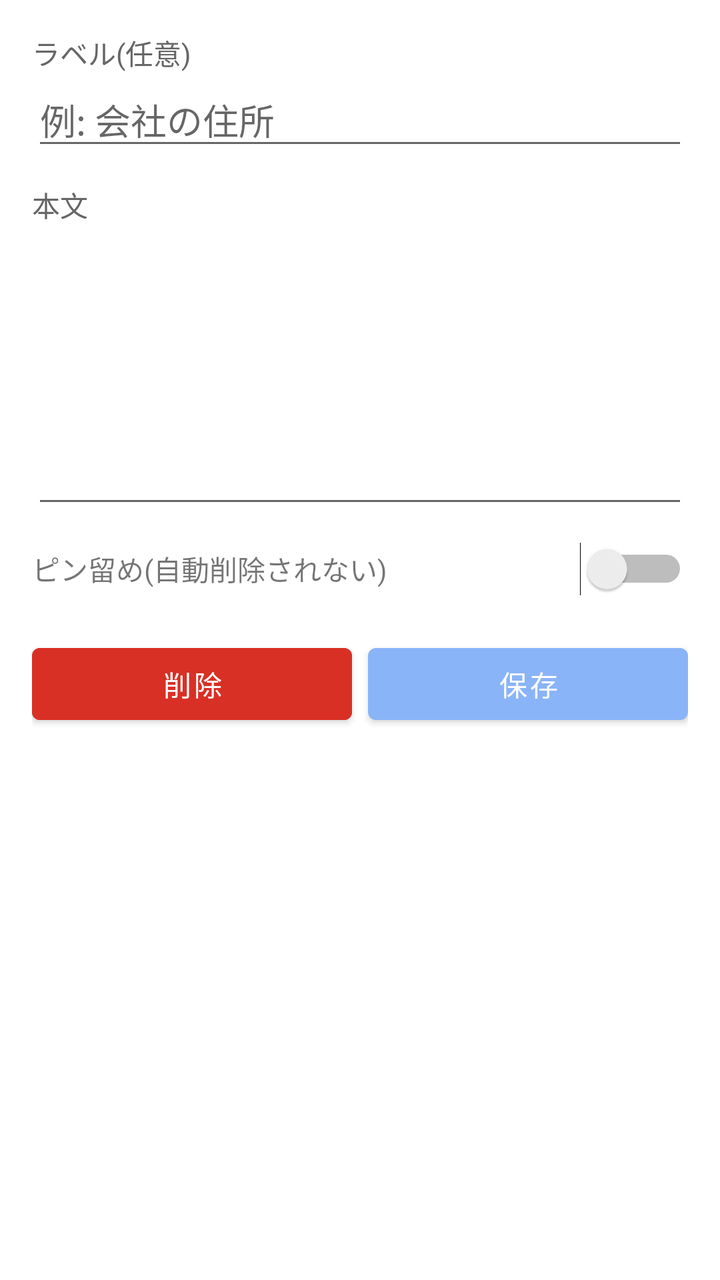
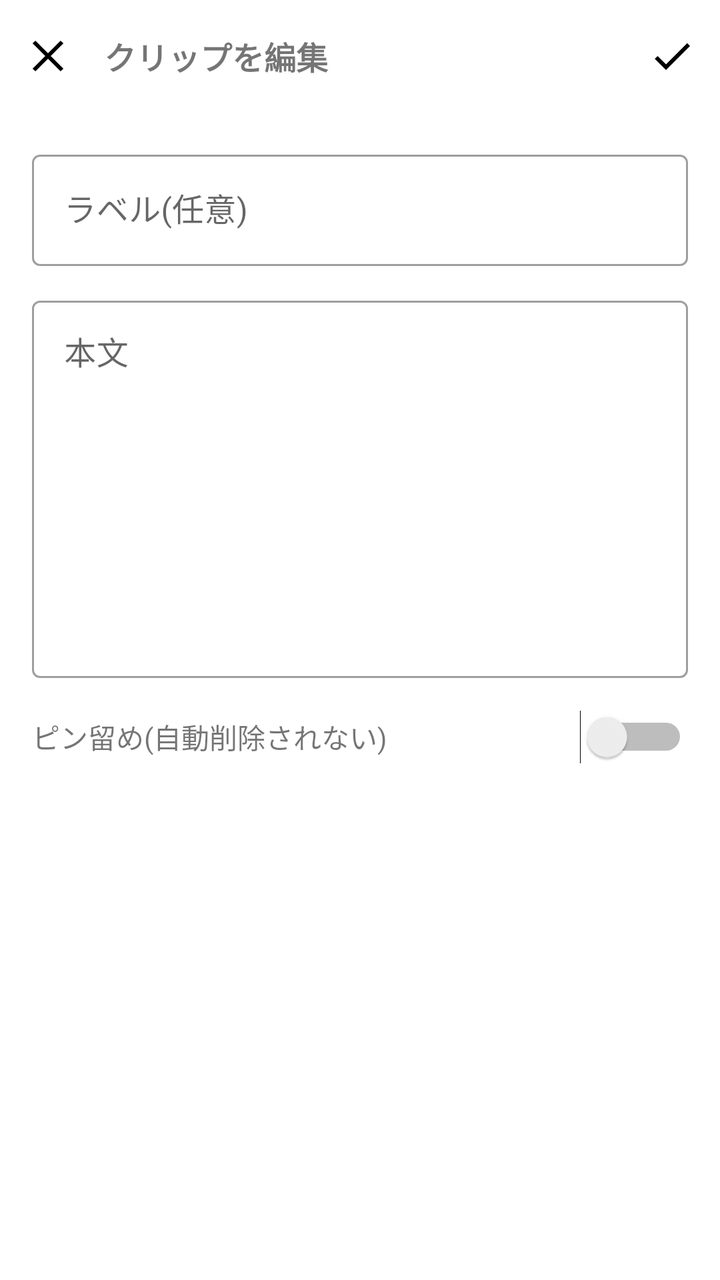

Screens rendered from an Android XML layout before and after an edit, with the pre-edit source and the edit as a unified diff.
<!-- AndroidManifest.xml: application theme Theme.ClipKeyboard -->
<!-- res/layout/activity_edit_clip.xml -->
<?xml version="1.0" encoding="utf-8"?>
<ScrollView xmlns:android="http://schemas.android.com/apk/res/android"
    android:layout_width="match_parent"
    android:layout_height="match_parent">

    <LinearLayout
        android:layout_width="match_parent"
        android:layout_height="wrap_content"
        android:orientation="vertical"
        android:padding="16dp">

        <TextView
            android:layout_width="match_parent"
            android:layout_height="wrap_content"
            android:text="ラベル(任意)"
            android:textColor="#666666"/>
        <EditText
            android:id="@+id/edit_label"
            android:layout_width="match_parent"
            android:layout_height="wrap_content"
            android:hint="例: 会社の住所"/>

        <TextView
            android:layout_width="match_parent"
            android:layout_height="wrap_content"
            android:layout_marginTop="12dp"
            android:text="本文"
            android:textColor="#666666"/>
        <EditText
            android:id="@+id/edit_body"
            android:layout_width="match_parent"
            android:layout_height="wrap_content"
            android:minLines="6"
            android:gravity="top|start"
            android:inputType="textMultiLine"/>

        <LinearLayout
            android:layout_width="match_parent"
            android:layout_height="wrap_content"
            android:orientation="horizontal"
            android:gravity="center_vertical"
            android:layout_marginTop="12dp">
            <TextView
                android:layout_width="0dp"
                android:layout_height="wrap_content"
                android:layout_weight="1"
                android:text="ピン留め(自動削除されない)"/>
            <Switch
                android:id="@+id/switch_pinned"
                android:layout_width="wrap_content"
                android:layout_height="wrap_content"/>
        </LinearLayout>

        <LinearLayout
            android:layout_width="match_parent"
            android:layout_height="wrap_content"
            android:orientation="horizontal"
            android:layout_marginTop="20dp">

            <com.google.android.material.button.MaterialButton
                android:id="@+id/btn_delete"
                android:layout_width="0dp"
                android:layout_height="wrap_content"
                android:layout_weight="1"
                android:layout_marginEnd="4dp"
                android:backgroundTint="#D93025"
                android:text="削除"/>

            <com.google.android.material.button.MaterialButton
                android:id="@+id/btn_save"
                android:layout_width="0dp"
                android:layout_height="wrap_content"
                android:layout_weight="1"
                android:layout_marginStart="4dp"
                android:text="保存"/>
        </LinearLayout>

    </LinearLayout>
</ScrollView>
<!-- resources referenced by this layout -->
<resources>
  <style name="Theme.ClipKeyboard" parent="Theme.MaterialComponents.DayNight.NoActionBar">
          <item name="colorPrimary">#8AB4F8</item>
          <item name="colorPrimaryDark">#1E1F22</item>
          <item name="colorAccent">#8AB4F8</item>
      </style>
</resources>

<!-- the commit's change to res/layout/activity_edit_clip.xml (unified diff, before → after) -->
@@ -1,79 +1,123 @@
 <?xml version="1.0" encoding="utf-8"?>
-<ScrollView xmlns:android="http://schemas.android.com/apk/res/android"
+<LinearLayout xmlns:android="http://schemas.android.com/apk/res/android"
+    xmlns:app="http://schemas.android.com/apk/res-auto"
     android:layout_width="match_parent"
-    android:layout_height="match_parent">
+    android:layout_height="match_parent"
+    android:orientation="vertical">
 
+    
     <LinearLayout
+        android:id="@+id/toolbar"
         android:layout_width="match_parent"
         android:layout_height="wrap_content"
-        android:orientation="vertical"
-        android:padding="16dp">
+        android:gravity="center_vertical"
+        android:orientation="horizontal"
+        android:paddingHorizontal="4dp"
+        android:paddingVertical="8dp">
+
+        <ImageButton
+            android:id="@+id/btn_back"
+            android:layout_width="40dp"
+            android:layout_height="40dp"
+            android:background="?attr/selectableItemBackgroundBorderless"
+            android:contentDescription="戻る"
+            android:padding="8dp"
+            android:src="@drawable/ic_close_24" />
 
         <TextView
-            android:layout_width="match_parent"
+            android:id="@+id/toolbar_title"
+            android:layout_width="0dp"
             android:layout_height="wrap_content"
-            android:text="ラベル(任意)"
-            android:textColor="#666666"/>
-        <EditText
-            android:id="@+id/edit_label"
-            android:layout_width="match_parent"
-            android:layout_height="wrap_content"
-            android:hint="例: 会社の住所"/>
+            android:layout_weight="1"
+            android:paddingStart="8dp"
+            android:text="クリップを編集"
+            android:textSize="16sp"
+            android:textStyle="bold" />
 
-        <TextView
-            android:layout_width="match_parent"
-            android:layout_height="wrap_content"
-            android:layout_marginTop="12dp"
-            android:text="本文"
-            android:textColor="#666666"/>
-        <EditText
-            android:id="@+id/edit_body"
-            android:layout_width="match_parent"
-            android:layout_height="wrap_content"
-            android:minLines="6"
-            android:gravity="top|start"
-            android:inputType="textMultiLine"/>
+        <ImageButton
+            android:id="@+id/btn_delete"
+            android:layout_width="40dp"
+            android:layout_height="40dp"
+            android:background="?attr/selectableItemBackgroundBorderless"
+            android:contentDescription="削除"
+            android:padding="8dp"
+            android:src="@drawable/ic_delete_24"
+            android:visibility="gone" />
+
+        <ImageButton
+            android:id="@+id/btn_save"
+            android:layout_width="40dp"
+            android:layout_height="40dp"
+            android:background="?attr/selectableItemBackgroundBorderless"
+            android:contentDescription="保存"
+            android:padding="8dp"
+            android:src="@drawable/ic_check_24" />
+    </LinearLayout>
+
+    <ScrollView
+        android:layout_width="match_parent"
+        android:layout_height="0dp"
+        android:layout_weight="1">
 
         <LinearLayout
             android:layout_width="match_parent"
             android:layout_height="wrap_content"
-            android:orientation="horizontal"
-            android:gravity="center_vertical"
-            android:layout_marginTop="12dp">
-            <TextView
-                android:layout_width="0dp"
+            android:orientation="vertical"
+            android:padding="16dp">
+
+            <com.google.android.material.textfield.TextInputLayout
+                style="@style/Widget.MaterialComponents.TextInputLayout.OutlinedBox"
+                android:layout_width="match_parent"
                 android:layout_height="wrap_content"
-                android:layout_weight="1"
-                android:text="ピン留め(自動削除されない)"/>
-            <Switch
-                android:id="@+id/switch_pinned"
-                android:layout_width="wrap_content"
-                android:layout_height="wrap_content"/>
+                android:hint="ラベル(任意)"
+                app:boxCornerRadiusBottomEnd="4dp"
+                app:boxCornerRadiusBottomStart="4dp"
+                app:boxCornerRadiusTopEnd="4dp"
+                app:boxCornerRadiusTopStart="4dp">
+
+                <com.google.android.material.textfield.TextInputEditText
+                    android:id="@+id/edit_label"
+                    android:layout_width="match_parent"
+                    android:layout_height="wrap_content" />
+            </com.google.android.material.textfield.TextInputLayout>
+
+            <com.google.android.material.textfield.TextInputLayout
+                style="@style/Widget.MaterialComponents.TextInputLayout.OutlinedBox"
+                android:layout_width="match_parent"
+                android:layout_height="wrap_content"
+                android:layout_marginTop="12dp"
+                android:hint="本文"
+                app:boxCornerRadiusBottomEnd="4dp"
+                app:boxCornerRadiusBottomStart="4dp"
+                app:boxCornerRadiusTopEnd="4dp"
+                app:boxCornerRadiusTopStart="4dp">
+
+                <com.google.android.material.textfield.TextInputEditText
+                    android:id="@+id/edit_body"
+                    android:layout_width="match_parent"
+                    android:layout_height="wrap_content"
+                    android:gravity="top|start"
+                    android:inputType="textMultiLine"
+                    android:minLines="8" />
+            </com.google.android.material.textfield.TextInputLayout>
+
+            <LinearLayout
+                android:layout_width="match_parent"
+                android:layout_height="wrap_content"
+                android:layout_marginTop="16dp"
+                android:gravity="center_vertical"
+                android:orientation="horizontal">
+                <TextView
+                    android:layout_width="0dp"
+                    android:layout_height="wrap_content"
+                    android:layout_weight="1"
+                    android:text="ピン留め(自動削除されない)" />
+                <Switch
+                    android:id="@+id/switch_pinned"
+                    android:layout_width="wrap_content"
+                    android:layout_height="wrap_content" />
+            </LinearLayout>
+
         </LinearLayout>
-
-        <LinearLayout
-            android:layout_width="match_parent"
-            android:layout_height="wrap_content"
-            android:orientation="horizontal"
-            android:layout_marginTop="20dp">
-
-            <com.google.android.material.button.MaterialButton
-                android:id="@+id/btn_delete"
-                android:layout_width="0dp"
-                android:layout_height="wrap_content"
-                android:layout_weight="1"
-                android:layout_marginEnd="4dp"
-                android:backgroundTint="#D93025"
-                android:text="削除"/>
-
-            <com.google.android.material.button.MaterialButton
-                android:id="@+id/btn_save"
-                android:layout_width="0dp"
-                android:layout_height="wrap_content"
-                android:layout_weight="1"
-                android:layout_marginStart="4dp"
-                android:text="保存"/>
-        </LinearLayout>
-
-    </LinearLayout>
-</ScrollView>
+    </ScrollView>
+</LinearLayout>
<!-- resource entries referenced after the edit -->
@@ -1,5 +1,37 @@
 <!-- resources referenced by this layout -->
 <resources>
+  <!-- drawable ic_check_24 (drawable) -->
+  <?xml version="1.0" encoding="utf-8"?>
+  <vector xmlns:android="http://schemas.android.com/apk/res/android"
+      android:width="24dp" android:height="24dp"
+      android:viewportWidth="24" android:viewportHeight="24">
+      <path
+          android:fillColor="#FF000000"
+          android:pathData="M9,16.2 L4.8,12 L3.4,13.4 L9,19 L21,7 L19.6,5.6 Z" />
+  </vector>
+  <!-- drawable ic_close_24 (drawable) -->
+  <?xml version="1.0" encoding="utf-8"?>
+  <vector xmlns:android="http://schemas.android.com/apk/res/android"
+      android:width="24dp" android:height="24dp"
+      android:viewportWidth="24" android:viewportHeight="24">
+      <path
+          android:strokeColor="#FF000000"
+          android:strokeWidth="2"
+          android:pathData="M5,5 L19,19 M19,5 L5,19" />
+  </vector>
+  <!-- drawable ic_delete_24 (drawable) -->
+  <?xml version="1.0" encoding="utf-8"?>
+  <vector xmlns:android="http://schemas.android.com/apk/res/android"
+      android:width="24dp" android:height="24dp"
+      android:viewportWidth="24" android:viewportHeight="24">
+      <path
+          android:fillColor="#FF000000"
+          android:pathData="M6,7 L6,20 C6,21.1 6.9,22 8,22 L16,22 C17.1,22 18,21.1 18,20 L18,7 Z M9.5,3 L9,4 L4,4 L4,6 L20,6 L20,4 L15,4 L14.5,3 Z" />
+      <path
+          android:strokeColor="#FFFFFFFF"
+          android:strokeWidth="1.2"
+          android:pathData="M10,9 L10,19 M14,9 L14,19" />
+  </vector>
   <style name="Theme.ClipKeyboard" parent="Theme.MaterialComponents.DayNight.NoActionBar">
           <item name="colorPrimary">#8AB4F8</item>
           <item name="colorPrimaryDark">#1E1F22</item>
